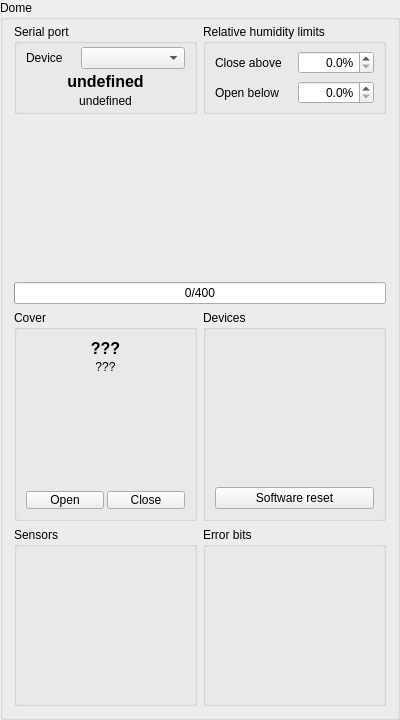
The window that widgets/qdome.ui (AMOS-uniba/amos-client) describes before a commit, drawn with Qt 5.
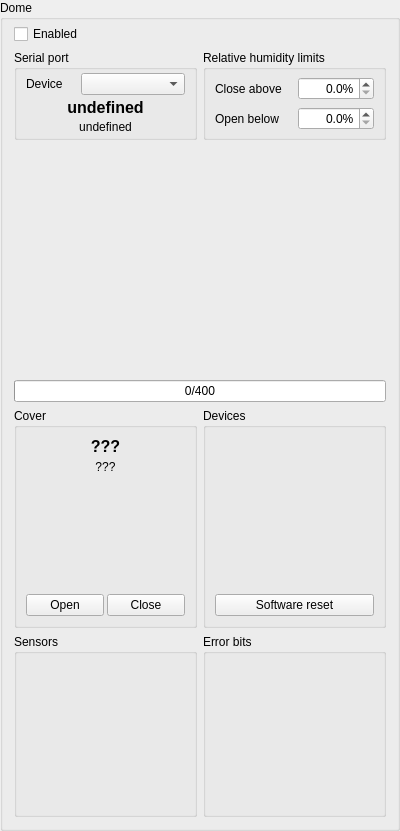
The same window after the commit. Custom widgets are drawn as their Qt base class.

What changed in the file:
```diff
--- a/widgets/qdome.ui
+++ b/widgets/qdome.ui
@@ -7,7 +7,7 @@
     <x>0</x>
     <y>0</y>
     <width>400</width>
-    <height>720</height>
+    <height>831</height>
    </rect>
   </property>
   <property name="minimumSize">
@@ -26,243 +26,7 @@
    <property name="topMargin">
     <number>4</number>
    </property>
-   <item row="7" column="0">
-    <widget class="QGroupBox" name="gb_cover">
-     <property name="sizePolicy">
-      <sizepolicy hsizetype="Preferred" vsizetype="Preferred">
-       <horstretch>1</horstretch>
-       <verstretch>0</verstretch>
-      </sizepolicy>
-     </property>
-     <property name="minimumSize">
-      <size>
-       <width>180</width>
-       <height>184</height>
-      </size>
-     </property>
-     <property name="title">
-      <string>Cover</string>
-     </property>
-     <layout class="QVBoxLayout" name="verticalLayout_5">
-      <property name="spacing">
-       <number>3</number>
-      </property>
-      <property name="sizeConstraint">
-       <enum>QLayout::SizeConstraint::SetMaximumSize</enum>
-      </property>
-      <item>
-       <widget class="QLabel" name="lb_cover_state">
-        <property name="font">
-         <font>
-          <pointsize>12</pointsize>
-          <italic>false</italic>
-          <bold>true</bold>
-          <kerning>true</kerning>
-         </font>
-        </property>
-        <property name="text">
-         <string>???</string>
-        </property>
-        <property name="alignment">
-         <set>Qt::AlignmentFlag::AlignCenter</set>
-        </property>
-       </widget>
-      </item>
-      <item>
-       <widget class="QLabel" name="lb_cover_comment">
-        <property name="text">
-         <string>???</string>
-        </property>
-        <property name="alignment">
-         <set>Qt::AlignmentFlag::AlignCenter</set>
-        </property>
-       </widget>
-      </item>
-      <item>
-       <widget class="QBooleanLine" name="bl_servo_moving" native="true">
-        <property name="minimumSize">
-         <size>
-          <width>0</width>
-          <height>16</height>
-         </size>
-        </property>
-       </widget>
-      </item>
-      <item>
-       <widget class="QBooleanLine" name="bl_servo_direction" native="true">
-        <property name="minimumSize">
-         <size>
-          <width>0</width>
-          <height>16</height>
-         </size>
-        </property>
-       </widget>
-      </item>
-      <item>
-       <widget class="QBooleanLine" name="bl_open_dome_sensor" native="true">
-        <property name="minimumSize">
-         <size>
-          <width>0</width>
-          <height>16</height>
-         </size>
-        </property>
-       </widget>
-      </item>
-      <item>
-       <widget class="QBooleanLine" name="bl_closed_dome_sensor" native="true">
-        <property name="minimumSize">
-         <size>
-          <width>0</width>
-          <height>16</height>
-         </size>
-        </property>
-       </widget>
-      </item>
-      <item>
-       <widget class="QBooleanLine" name="bl_safety" native="true">
-        <property name="minimumSize">
-         <size>
-          <width>0</width>
-          <height>16</height>
-         </size>
-        </property>
-       </widget>
-      </item>
-      <item>
-       <widget class="QBooleanLine" name="bl_servo_blocked" native="true">
-        <property name="minimumSize">
-         <size>
-          <width>0</width>
-          <height>16</height>
-         </size>
-        </property>
-       </widget>
-      </item>
-      <item>
-       <layout class="QHBoxLayout" name="hl_openclose">
-        <item>
-         <widget class="QPushButton" name="bt_cover_open">
-          <property name="text">
-           <string>Open</string>
-          </property>
-         </widget>
-        </item>
-        <item>
-         <widget class="QPushButton" name="bt_cover_close">
-          <property name="text">
-           <string>Close</string>
-          </property>
-         </widget>
-        </item>
-       </layout>
-      </item>
-     </layout>
-    </widget>
-   </item>
-   <item row="6" column="0" colspan="2">
-    <widget class="QProgressBar" name="pb_cover">
-     <property name="toolTip">
-      <string>&lt;html&gt;&lt;head/&gt;&lt;body&gt;&lt;p&gt;Position of the dome cover&lt;/p&gt;&lt;/body&gt;&lt;/html&gt;</string>
-     </property>
-     <property name="maximum">
-      <number>400</number>
-     </property>
-     <property name="value">
-      <number>0</number>
-     </property>
-     <property name="format">
-      <string>%v/%m</string>
-     </property>
-    </widget>
-   </item>
-   <item row="7" column="1">
-    <widget class="QGroupBox" name="gb_devices">
-     <property name="sizePolicy">
-      <sizepolicy hsizetype="Preferred" vsizetype="Preferred">
-       <horstretch>1</horstretch>
-       <verstretch>0</verstretch>
-      </sizepolicy>
-     </property>
-     <property name="minimumSize">
-      <size>
-       <width>180</width>
-       <height>184</height>
-      </size>
-     </property>
-     <property name="title">
-      <string>Devices</string>
-     </property>
-     <layout class="QVBoxLayout" name="verticalLayout_3">
-      <property name="spacing">
-       <number>3</number>
-      </property>
-      <item>
-       <widget class="QControlLine" name="cl_lens_heating" native="true">
-        <property name="minimumSize">
-         <size>
-          <width>0</width>
-          <height>20</height>
-         </size>
-        </property>
-       </widget>
-      </item>
-      <item>
-       <widget class="QControlLine" name="cl_camera_heating" native="true">
-        <property name="minimumSize">
-         <size>
-          <width>0</width>
-          <height>20</height>
-         </size>
-        </property>
-       </widget>
-      </item>
-      <item>
-       <widget class="QControlLine" name="cl_fan" native="true">
-        <property name="minimumSize">
-         <size>
-          <width>0</width>
-          <height>20</height>
-         </size>
-        </property>
-       </widget>
-      </item>
-      <item>
-       <widget class="QControlLine" name="cl_ii" native="true">
-        <property name="minimumSize">
-         <size>
-          <width>0</width>
-          <height>20</height>
-         </size>
-        </property>
-       </widget>
-      </item>
-      <item>
-       <widget class="QPushButton" name="pb_sw_reset">
-        <property name="text">
-         <string>Software reset</string>
-        </property>
-       </widget>
-      </item>
-     </layout>
-    </widget>
-   </item>
-   <item row="5" column="0" colspan="2">
-    <widget class="QDomeWidget" name="picture" native="true">
-     <property name="sizePolicy">
-      <sizepolicy hsizetype="Preferred" vsizetype="MinimumExpanding">
-       <horstretch>0</horstretch>
-       <verstretch>1</verstretch>
-      </sizepolicy>
-     </property>
-     <property name="minimumSize">
-      <size>
-       <width>0</width>
-       <height>150</height>
-      </size>
-     </property>
-    </widget>
-   </item>
-   <item row="8" column="0">
+   <item row="9" column="0">
     <widget class="QGroupBox" name="gb_sensors">
      <property name="sizePolicy">
       <sizepolicy hsizetype="Preferred" vsizetype="Preferred">
@@ -396,159 +160,23 @@
      </layout>
     </widget>
    </item>
-   <item row="8" column="1">
-    <widget class="QGroupBox" name="gb_errors">
+   <item row="6" column="0" colspan="2">
+    <widget class="QDomeWidget" name="picture" native="true">
      <property name="sizePolicy">
-      <sizepolicy hsizetype="Preferred" vsizetype="Preferred">
-       <horstretch>1</horstretch>
-       <verstretch>0</verstretch>
+      <sizepolicy hsizetype="Preferred" vsizetype="MinimumExpanding">
+       <horstretch>0</horstretch>
+       <verstretch>1</verstretch>
       </sizepolicy>
      </property>
      <property name="minimumSize">
       <size>
        <width>0</width>
-       <height>175</height>
+       <height>150</height>
       </size>
      </property>
-     <property name="title">
-      <string>Error bits</string>
-     </property>
-     <layout class="QVBoxLayout" name="verticalLayout_2">
-      <property name="spacing">
-       <number>2</number>
-      </property>
-      <item>
-       <widget class="QBooleanLine" name="bl_error_t_lens" native="true">
-        <property name="minimumSize">
-         <size>
-          <width>0</width>
-          <height>16</height>
-         </size>
-        </property>
-        <property name="maximumSize">
-         <size>
-          <width>16777215</width>
-          <height>16</height>
-         </size>
-        </property>
-       </widget>
-      </item>
-      <item>
-       <widget class="QBooleanLine" name="bl_error_t_SHT31" native="true">
-        <property name="minimumSize">
-         <size>
-          <width>0</width>
-          <height>16</height>
-         </size>
-        </property>
-        <property name="maximumSize">
-         <size>
-          <width>16777215</width>
-          <height>16</height>
-         </size>
-        </property>
-       </widget>
-      </item>
-      <item>
-       <widget class="QBooleanLine" name="bl_error_light" native="true">
-        <property name="minimumSize">
-         <size>
-          <width>0</width>
-          <height>16</height>
-         </size>
-        </property>
-        <property name="maximumSize">
-         <size>
-          <width>16777215</width>
-          <height>16</height>
-         </size>
-        </property>
-       </widget>
-      </item>
-      <item>
-       <widget class="QBooleanLine" name="bl_error_watchdog" native="true">
-        <property name="minimumSize">
-         <size>
-          <width>0</width>
-          <height>16</height>
-         </size>
-        </property>
-        <property name="maximumSize">
-         <size>
-          <width>16777215</width>
-          <height>16</height>
-         </size>
-        </property>
-       </widget>
-      </item>
-      <item>
-       <widget class="QBooleanLine" name="bl_error_brownout" native="true">
-        <property name="minimumSize">
-         <size>
-          <width>0</width>
-          <height>16</height>
-         </size>
-        </property>
-        <property name="maximumSize">
-         <size>
-          <width>16777215</width>
-          <height>16</height>
-         </size>
-        </property>
-       </widget>
-      </item>
-      <item>
-       <widget class="QBooleanLine" name="bl_error_master" native="true">
-        <property name="minimumSize">
-         <size>
-          <width>0</width>
-          <height>16</height>
-         </size>
-        </property>
-        <property name="maximumSize">
-         <size>
-          <width>16777215</width>
-          <height>16</height>
-         </size>
-        </property>
-       </widget>
-      </item>
-      <item>
-       <widget class="QBooleanLine" name="bl_error_t_CPU" native="true">
-        <property name="minimumSize">
-         <size>
-          <width>0</width>
-          <height>16</height>
-         </size>
-        </property>
-        <property name="maximumSize">
-         <size>
-          <width>16777215</width>
-          <height>16</height>
-         </size>
-        </property>
-       </widget>
-      </item>
-      <item>
-       <widget class="QBooleanLine" name="bl_error_rain" native="true">
-        <property name="minimumSize">
-         <size>
-          <width>0</width>
-          <height>16</height>
-         </size>
-        </property>
-        <property name="maximumSize">
-         <size>
-          <width>16777215</width>
-          <height>16</height>
-         </size>
-        </property>
-       </widget>
-      </item>
-     </layout>
     </widget>
    </item>
-   <item row="0" column="0">
+   <item row="1" column="0">
     <widget class="QGroupBox" name="gb_serial_port">
      <property name="sizePolicy">
       <sizepolicy hsizetype="Preferred" vsizetype="Preferred">
@@ -649,7 +277,7 @@
      </layout>
     </widget>
    </item>
-   <item row="0" column="1">
+   <item row="1" column="1">
     <widget class="QGroupBox" name="group_settings">
      <property name="sizePolicy">
       <sizepolicy hsizetype="Preferred" vsizetype="Preferred">
@@ -761,6 +389,397 @@
      </layout>
     </widget>
    </item>
+   <item row="7" column="0" colspan="2">
+    <widget class="QProgressBar" name="pb_cover">
+     <property name="toolTip">
+      <string>&lt;html&gt;&lt;head/&gt;&lt;body&gt;&lt;p&gt;Position of the dome cover&lt;/p&gt;&lt;/body&gt;&lt;/html&gt;</string>
+     </property>
+     <property name="maximum">
+      <number>400</number>
+     </property>
+     <property name="value">
+      <number>0</number>
+     </property>
+     <property name="format">
+      <string>%v/%m</string>
+     </property>
+    </widget>
+   </item>
+   <item row="8" column="1">
+    <widget class="QGroupBox" name="gb_devices">
+     <property name="sizePolicy">
+      <sizepolicy hsizetype="Preferred" vsizetype="Preferred">
+       <horstretch>1</horstretch>
+       <verstretch>0</verstretch>
+      </sizepolicy>
+     </property>
+     <property name="minimumSize">
+      <size>
+       <width>180</width>
+       <height>220</height>
+      </size>
+     </property>
+     <property name="title">
+      <string>Devices</string>
+     </property>
+     <layout class="QVBoxLayout" name="verticalLayout_3">
+      <property name="spacing">
+       <number>3</number>
+      </property>
+      <item>
+       <widget class="QControlLine" name="cl_lens_heating" native="true">
+        <property name="minimumSize">
+         <size>
+          <width>0</width>
+          <height>20</height>
+         </size>
+        </property>
+       </widget>
+      </item>
+      <item>
+       <widget class="QControlLine" name="cl_camera_heating" native="true">
+        <property name="minimumSize">
+         <size>
+          <width>0</width>
+          <height>20</height>
+         </size>
+        </property>
+       </widget>
+      </item>
+      <item>
+       <widget class="QControlLine" name="cl_fan" native="true">
+        <property name="minimumSize">
+         <size>
+          <width>0</width>
+          <height>20</height>
+         </size>
+        </property>
+       </widget>
+      </item>
+      <item>
+       <widget class="QControlLine" name="cl_ii" native="true">
+        <property name="minimumSize">
+         <size>
+          <width>0</width>
+          <height>20</height>
+         </size>
+        </property>
+       </widget>
+      </item>
+      <item>
+       <widget class="QPushButton" name="pb_sw_reset">
+        <property name="text">
+         <string>Software reset</string>
+        </property>
+       </widget>
+      </item>
+     </layout>
+    </widget>
+   </item>
+   <item row="9" column="1">
+    <widget class="QGroupBox" name="gb_errors">
+     <property name="sizePolicy">
+      <sizepolicy hsizetype="Preferred" vsizetype="Preferred">
+       <horstretch>1</horstretch>
+       <verstretch>0</verstretch>
+      </sizepolicy>
+     </property>
+     <property name="minimumSize">
+      <size>
+       <width>0</width>
+       <height>175</height>
+      </size>
+     </property>
+     <property name="title">
+      <string>Error bits</string>
+     </property>
+     <layout class="QVBoxLayout" name="verticalLayout_2">
+      <property name="spacing">
+       <number>2</number>
+      </property>
+      <item>
+       <widget class="QBooleanLine" name="bl_error_t_lens" native="true">
+        <property name="minimumSize">
+         <size>
+          <width>0</width>
+          <height>16</height>
+         </size>
+        </property>
+        <property name="maximumSize">
+         <size>
+          <width>16777215</width>
+          <height>16</height>
+         </size>
+        </property>
+       </widget>
+      </item>
+      <item>
+       <widget class="QBooleanLine" name="bl_error_t_SHT31" native="true">
+        <property name="minimumSize">
+         <size>
+          <width>0</width>
+          <height>16</height>
+         </size>
+        </property>
+        <property name="maximumSize">
+         <size>
+          <width>16777215</width>
+          <height>16</height>
+         </size>
+        </property>
+       </widget>
+      </item>
+      <item>
+       <widget class="QBooleanLine" name="bl_error_light" native="true">
+        <property name="minimumSize">
+         <size>
+          <width>0</width>
+          <height>16</height>
+         </size>
+        </property>
+        <property name="maximumSize">
+         <size>
+          <width>16777215</width>
+          <height>16</height>
+         </size>
+        </property>
+       </widget>
+      </item>
+      <item>
+       <widget class="QBooleanLine" name="bl_error_watchdog" native="true">
+        <property name="minimumSize">
+         <size>
+          <width>0</width>
+          <height>16</height>
+         </size>
+        </property>
+        <property name="maximumSize">
+         <size>
+          <width>16777215</width>
+          <height>16</height>
+         </size>
+        </property>
+       </widget>
+      </item>
+      <item>
+       <widget class="QBooleanLine" name="bl_error_brownout" native="true">
+        <property name="minimumSize">
+         <size>
+          <width>0</width>
+          <height>16</height>
+         </size>
+        </property>
+        <property name="maximumSize">
+         <size>
+          <width>16777215</width>
+          <height>16</height>
+         </size>
+        </property>
+       </widget>
+      </item>
+      <item>
+       <widget class="QBooleanLine" name="bl_error_master" native="true">
+        <property name="minimumSize">
+         <size>
+          <width>0</width>
+          <height>16</height>
+         </size>
+        </property>
+        <property name="maximumSize">
+         <size>
+          <width>16777215</width>
+          <height>16</height>
+         </size>
+        </property>
+       </widget>
+      </item>
+      <item>
+       <widget class="QBooleanLine" name="bl_error_t_CPU" native="true">
+        <property name="minimumSize">
+         <size>
+          <width>0</width>
+          <height>16</height>
+         </size>
+        </property>
+        <property name="maximumSize">
+         <size>
+          <width>16777215</width>
+          <height>16</height>
+         </size>
+        </property>
+       </widget>
+      </item>
+      <item>
+       <widget class="QBooleanLine" name="bl_error_rain" native="true">
+        <property name="minimumSize">
+         <size>
+          <width>0</width>
+          <height>16</height>
+         </size>
+        </property>
+        <property name="maximumSize">
+         <size>
+          <width>16777215</width>
+          <height>16</height>
+         </size>
+        </property>
+       </widget>
+      </item>
+     </layout>
+    </widget>
+   </item>
+   <item row="8" column="0">
+    <widget class="QGroupBox" name="gb_cover">
+     <property name="sizePolicy">
+      <sizepolicy hsizetype="Preferred" vsizetype="Preferred">
+       <horstretch>1</horstretch>
+       <verstretch>0</verstretch>
+      </sizepolicy>
+     </property>
+     <property name="minimumSize">
+      <size>
+       <width>180</width>
+       <height>220</height>
+      </size>
+     </property>
+     <property name="title">
+      <string>Cover</string>
+     </property>
+     <layout class="QVBoxLayout" name="verticalLayout_5">
+      <property name="spacing">
+       <number>3</number>
+      </property>
+      <property name="sizeConstraint">
+       <enum>QLayout::SizeConstraint::SetMaximumSize</enum>
+      </property>
+      <item>
+       <widget class="QLabel" name="lb_cover_state">
+        <property name="font">
+         <font>
+          <pointsize>12</pointsize>
+          <italic>false</italic>
+          <bold>true</bold>
+          <kerning>true</kerning>
+         </font>
+        </property>
+        <property name="text">
+         <string>???</string>
+        </property>
+        <property name="alignment">
+         <set>Qt::AlignmentFlag::AlignCenter</set>
+        </property>
+       </widget>
+      </item>
+      <item>
+       <widget class="QLabel" name="lb_cover_comment">
+        <property name="text">
+         <string>???</string>
+        </property>
+        <property name="alignment">
+         <set>Qt::AlignmentFlag::AlignCenter</set>
+        </property>
+       </widget>
+      </item>
+      <item>
+       <widget class="QBooleanLine" name="bl_servo_moving" native="true">
+        <property name="minimumSize">
+         <size>
+          <width>0</width>
+          <height>16</height>
+         </size>
+        </property>
+       </widget>
+      </item>
+      <item>
+       <widget class="QBooleanLine" name="bl_servo_direction" native="true">
+        <property name="minimumSize">
+         <size>
+          <width>0</width>
+          <height>16</height>
+         </size>
+        </property>
+       </widget>
+      </item>
+      <item>
+       <widget class="QBooleanLine" name="bl_open_dome_sensor" native="true">
+        <property name="minimumSize">
+         <size>
+          <width>0</width>
+          <height>16</height>
+         </size>
+        </property>
+       </widget>
+      </item>
+      <item>
+       <widget class="QBooleanLine" name="bl_closed_dome_sensor" native="true">
+        <property name="minimumSize">
+         <size>
+          <width>0</width>
+          <height>16</height>
+         </size>
+        </property>
+       </widget>
+      </item>
+      <item>
+       <widget class="QBooleanLine" name="bl_safety" native="true">
+        <property name="minimumSize">
+         <size>
+          <width>0</width>
+          <height>16</height>
+         </size>
+        </property>
+       </widget>
+      </item>
+      <item>
+       <widget class="QBooleanLine" name="bl_servo_blocked" native="true">
+        <property name="minimumSize">
+         <size>
+          <width>0</width>
+          <height>16</height>
+         </size>
+        </property>
+       </widget>
+      </item>
+      <item>
+       <layout class="QHBoxLayout" name="hl_openclose">
+        <item>
+         <widget class="QPushButton" name="bt_cover_open">
+          <property name="sizePolicy">
+           <sizepolicy hsizetype="Minimum" vsizetype="Minimum">
+            <horstretch>0</horstretch>
+            <verstretch>0</verstretch>
+           </sizepolicy>
+          </property>
+          <property name="text">
+           <string>Open</string>
+          </property>
+         </widget>
+        </item>
+        <item>
+         <widget class="QPushButton" name="bt_cover_close">
+          <property name="sizePolicy">
+           <sizepolicy hsizetype="Minimum" vsizetype="Minimum">
+            <horstretch>0</horstretch>
+            <verstretch>0</verstretch>
+           </sizepolicy>
+          </property>
+          <property name="text">
+           <string>Close</string>
+          </property>
+         </widget>
+        </item>
+       </layout>
+      </item>
+     </layout>
+    </widget>
+   </item>
+   <item row="0" column="0">
+    <widget class="QCheckBox" name="cb_enabled">
+     <property name="text">
+      <string>Enabled</string>
+     </property>
+    </widget>
+   </item>
   </layout>
  </widget>
  <customwidgets>
```
Left out of the diff: 2 changed lines with no effect on the pictures.
